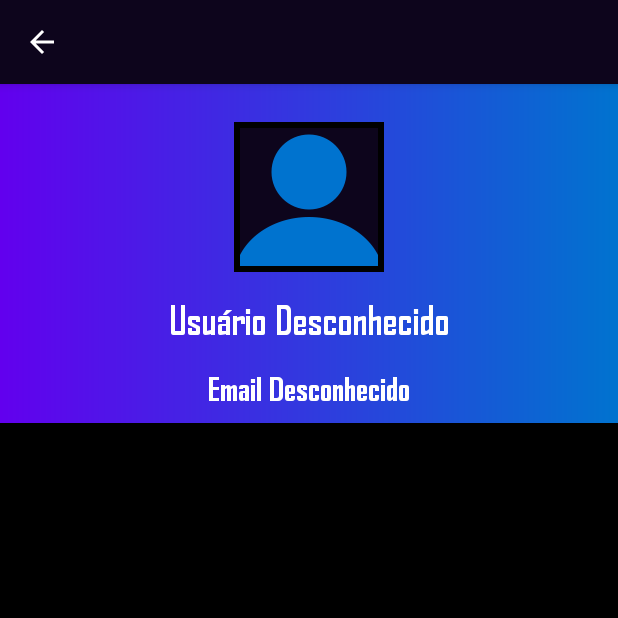
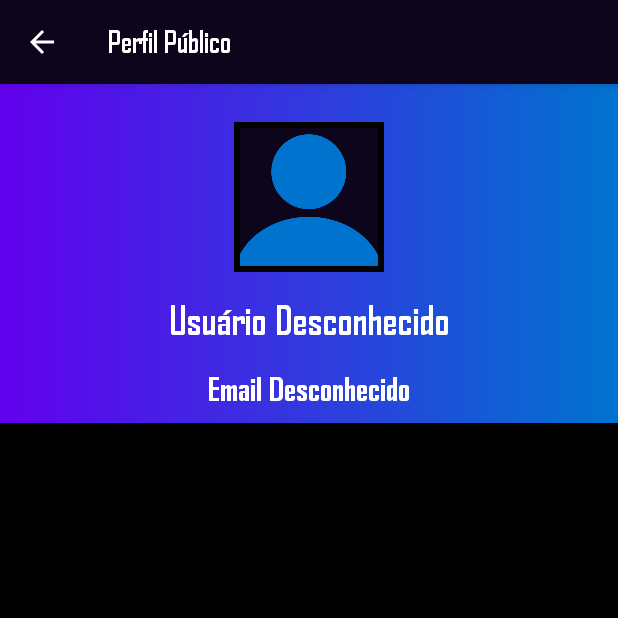
Before and after one commit to JairRodrigue/QuimLab-App, an Android app: the PerfilPublicoActivity screen opened directly, with no data from a screen before it, on a phone screen of 412 x 824 dp, the top half of it. Run offline under Robolectric (Android 15) with nearby library versions, the phone set to English and light mode, and no system bars; our stand-ins replace Firebase (no records; nobody signed in at launch, a user with empty details on screens opened directly).

Commit message:
Public profile w/ image, name and email

```diff
--- a/app/src/main/java/com/teta/quimlab/PerfilPublicoActivity.kt
+++ b/app/src/main/java/com/teta/quimlab/PerfilPublicoActivity.kt
@@ -2,40 +2,77 @@ package com.teta.quimlab
 
 import android.os.Bundle
 import android.view.MenuItem
+import android.widget.Toast
 import androidx.appcompat.app.AppCompatActivity
+import com.bumptech.glide.Glide
+import com.google.firebase.firestore.ktx.firestore
+import com.google.firebase.ktx.Firebase
 import com.teta.quimlab.databinding.ActivityPerfilPublicoBinding
 
 class PerfilPublicoActivity : AppCompatActivity() {
 
     private lateinit var binding: ActivityPerfilPublicoBinding
     private lateinit var usuarioId: String
-    private lateinit var nomeUsuario: String
-    private lateinit var emailUsuario: String
+    private val firestore = Firebase.firestore
 
     override fun onCreate(savedInstanceState: Bundle?) {
         super.onCreate(savedInstanceState)
         binding = ActivityPerfilPublicoBinding.inflate(layoutInflater)
         setContentView(binding.root)
 
-        supportActionBar?.title = ""
+        supportActionBar?.title = "Perfil Público"
         supportActionBar?.setDisplayHomeAsUpEnabled(true)
 
-        // Captura os dados da Intent
+        // Captura o ID do usuário da Intent
         usuarioId = intent.getStringExtra("usuarioId") ?: ""
-        nomeUsuario = intent.getStringExtra("nomeUsuario") ?: "Usuário Desconhecido"
-        emailUsuario = intent.getStringExtra("emailUsuario") ?: "Email Desconhecido"
 
-        // Atualiza a UI com os dados do usuário
-        binding.nomeUser.text = nomeUsuario
-        binding.emailUser.text = emailUsuario
-
-        // Carregar outros posts do usuário usando o usuarioId
-        carregarPostsDoUsuario(usuarioId)
+        // Carrega os dados do usuário
+        carregarDadosDoUsuario(usuarioId)
     }
 
-    private fun carregarPostsDoUsuario(usuarioId: String) {
-        // Implementar a lógica para carregar os posts do usuário do Firestore e exibi-los na UI
+    private fun carregarDadosDoUsuario(usuarioId: String) {
+        val userDocRef = firestore.collection("usuarios").document(usuarioId)
+
+        userDocRef.get().addOnSuccessListener { document ->
+            if (document != null) {
+                // Obtém e atualiza o nome e o email
+                val nome = document.getString("nome") ?: "Usuário Desconhecido"
+                val email = document.getString("email") ?: "Email Desconhecido"
+
+                binding.nomeUser .text = nome
+                binding.emailUser .text = email
+
+                // Carrega a imagem de perfil se disponível
+                val profileImageUrl = document.getString("imageUrl")
+                carregarImagemDePerfil(profileImageUrl)
+            } else {
+                // Caso o documento não seja encontrado
+                showToast("Usuário não encontrado.")
+            }
+        }.addOnFailureListener { exception ->
+            // Em caso de falha na leitura do documento
+            showToast("Erro ao carregar dados: ${exception.message}")
+        }
     }
+
+    private fun carregarImagemDePerfil(imageUrl: String?) {
+        if (!imageUrl.isNullOrEmpty()) {
+            Glide.with(this)
+                .load(imageUrl)
+                .into(binding.userIcon)
+        } else {
+            // Caso a URL não esteja disponível, exibe uma imagem padrão
+            Glide.with(this)
+                .load(R.drawable.user_icon) // Imagem padrão
+                .into(binding.userIcon)
+        }
+    }
+
+    // Função auxiliar para mostrar Toasts
+    private fun showToast(message: String) {
+        Toast.makeText(this, message, Toast.LENGTH_SHORT).show()
+    }
+
     override fun onOptionsItemSelected(item: MenuItem): Boolean {
         return when (item.itemId) {
             android.R.id.home -> {
```
